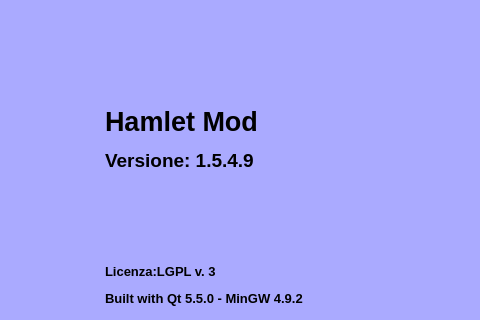
Qt form mainwindow.ui (fblabs/hamlet-mod-sancon) before a commit; both pictures show x 238 to 718 and y 82 to 402 of the 979 by 768 pixel window.
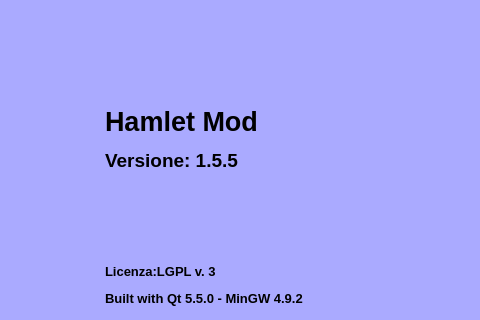
The same form after that commit. Icons and pictures are not drawn.

The edit to the form file:
```diff
--- a/mainwindow.ui
+++ b/mainwindow.ui
@@ -523,7 +523,7 @@
       <item>
        <widget class="QLabel" name="label_2">
         <property name="text">
-         <string>&lt;html&gt;&lt;head/&gt;&lt;body&gt;&lt;p&gt;&lt;span style=&quot; font-size:20pt; font-weight:600;&quot;&gt;Hamlet Mod&lt;/span&gt;&lt;/p&gt;&lt;p&gt;&lt;span style=&quot; font-size:14pt; font-weight:600;&quot;&gt;Versione: 1.5.4.9&lt;/span&gt;&lt;/p&gt;&lt;p&gt;&lt;br/&gt;&lt;/p&gt;&lt;p&gt;&lt;br/&gt;&lt;/p&gt;&lt;p&gt;&lt;span style=&quot; font-size:10pt; font-weight:600;&quot;&gt;Licenza:LGPL v. 3&lt;/span&gt;&lt;/p&gt;&lt;p&gt;&lt;span style=&quot; font-size:10pt; font-weight:600;&quot;&gt;Built with Qt 5.5.0 - MinGW 4.9.2&lt;/span&gt;&lt;/p&gt;&lt;p&gt;&lt;span style=&quot; font-size:10pt;&quot;&gt;FBLABS 2015-2016&lt;/span&gt;&lt;/p&gt;&lt;/body&gt;&lt;/html&gt;</string>
+         <string>&lt;html&gt;&lt;head/&gt;&lt;body&gt;&lt;p&gt;&lt;span style=&quot; font-size:20pt; font-weight:600;&quot;&gt;Hamlet Mod&lt;/span&gt;&lt;/p&gt;&lt;p&gt;&lt;span style=&quot; font-size:14pt; font-weight:600;&quot;&gt;Versione: 1.5.5&lt;/span&gt;&lt;/p&gt;&lt;p&gt;&lt;br/&gt;&lt;/p&gt;&lt;p&gt;&lt;br/&gt;&lt;/p&gt;&lt;p&gt;&lt;span style=&quot; font-size:10pt; font-weight:600;&quot;&gt;Licenza:LGPL v. 3&lt;/span&gt;&lt;/p&gt;&lt;p&gt;&lt;span style=&quot; font-size:10pt; font-weight:600;&quot;&gt;Built with Qt 5.5.0 - MinGW 4.9.2&lt;/span&gt;&lt;/p&gt;&lt;p&gt;&lt;span style=&quot; font-size:10pt;&quot;&gt;FBLABS 2015-2016&lt;/span&gt;&lt;/p&gt;&lt;/body&gt;&lt;/html&gt;</string>
         </property>
         <property name="scaledContents">
          <bool>false</bool>
```
Left out of the diff: 2 changed lines with no effect on the pictures.
